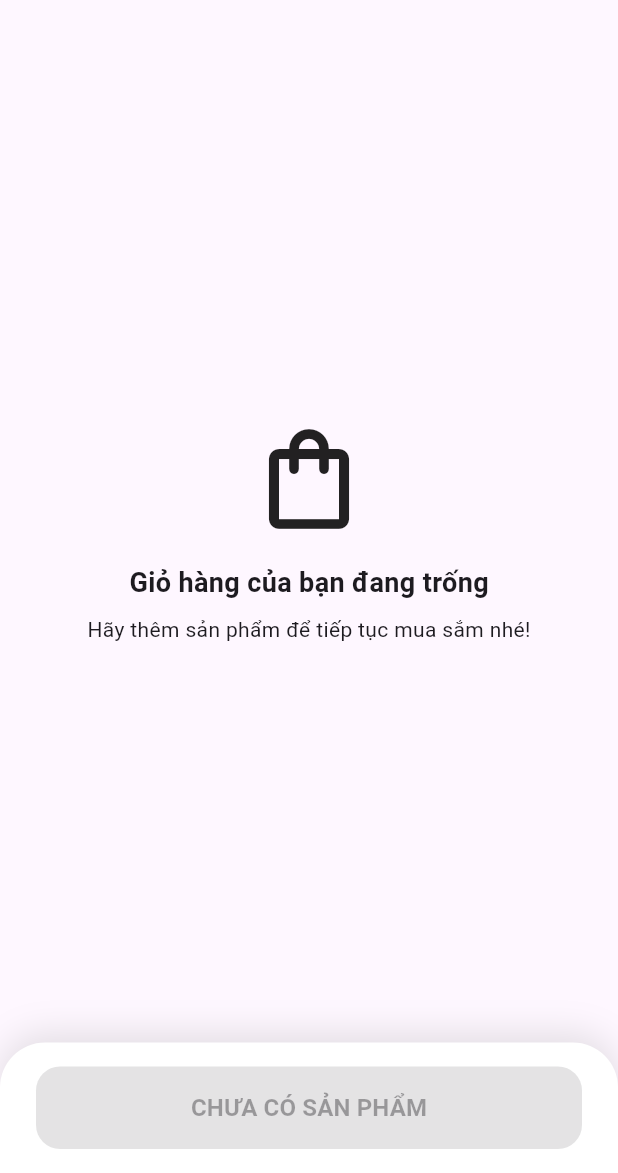
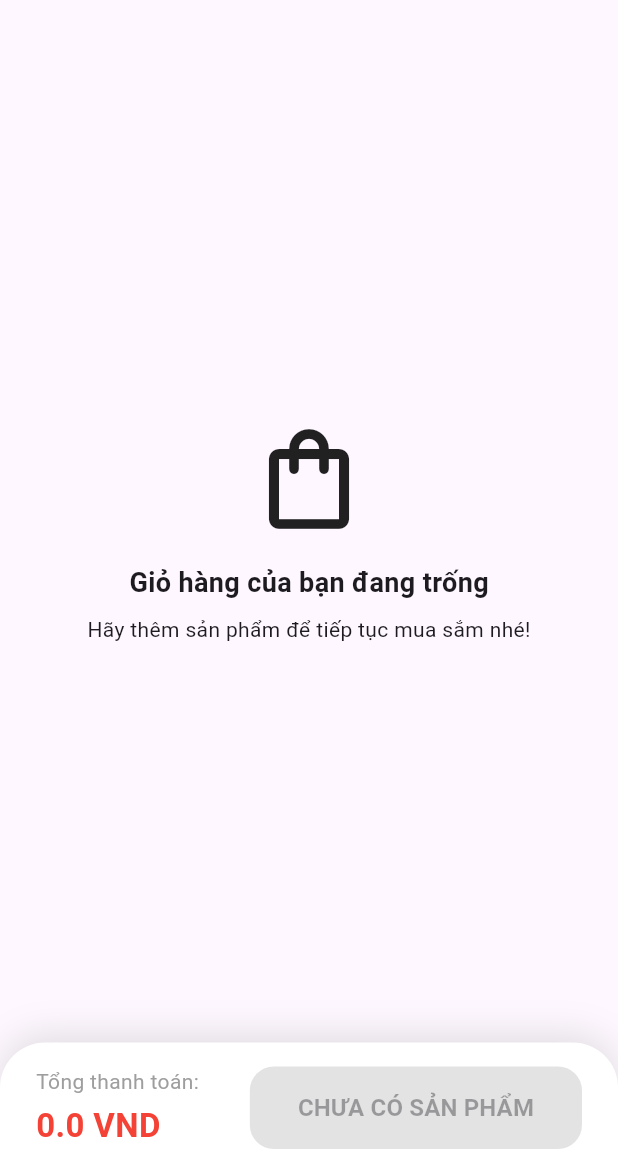
Before and after one commit to Chinhchinhs/local_mart_group3, a Flutter app: the CartScreen screen opened directly, on a phone screen of 412 x 824 dp, the part 63-1236 px from its top. Run offline on Flutter 3.47's test engine with Material 3 defaults, Android fonts, the phone set to English and light mode, and no system bars; our stand-ins replace equatable, flutter_bloc; network calls fail.

Commit message:
xu ly hien thi và nut xoa

```diff
--- a/lib/features/cart/presentation/cart_screen.dart
+++ b/lib/features/cart/presentation/cart_screen.dart
@@ -47,15 +47,15 @@ class CartScreen extends StatelessWidget {
           }
 
           return ListView.builder(
-            padding: const EdgeInsets.all(16), // Thêm khoảng cách hai bên cho thoáng
+            padding: const EdgeInsets.all(16),
             itemCount: state.items.length,
             itemBuilder: (context, index) {
               final item = state.items[index];
               return Card(
                 margin: const EdgeInsets.only(bottom: 16),
-                elevation: 4, // Đổ bóng nhẹ cho Card nổi lên
+                elevation: 4,
                 shape: RoundedRectangleBorder(
-                  borderRadius: BorderRadius.circular(20), // Bo góc tròn hiện đại
+                  borderRadius: BorderRadius.circular(20),
                 ),
                 child: Padding(
                   padding: const EdgeInsets.symmetric(vertical: 8),
@@ -104,6 +104,7 @@ class CartScreen extends StatelessWidget {
       ),
       bottomNavigationBar: BlocBuilder<CartBloc, CartState>(
         builder: (context, state) {
+          // Nếu giỏ hàng trống, ta có thể ẩn hẳn thanh BottomBar hoặc giữ lại ,
           return Container(
             decoration: BoxDecoration(
               color: Colors.white,
@@ -119,14 +120,50 @@ class CartScreen extends StatelessWidget {
             child: SafeArea(
               child: Padding(
                 padding: const EdgeInsets.symmetric(horizontal: 24, vertical: 16),
-                child: ElevatedButton(
+
+                child: state.isSelectionMode
+                // trạng thái đang chọn để xóa
+                    ? SizedBox(
+                  width: double.infinity,
+                  child: ElevatedButton.icon(
+                    style: ElevatedButton.styleFrom(
+                      backgroundColor: state.selectedItemIds.isEmpty ? Colors.grey.shade400 : Colors.red,
+                      foregroundColor: Colors.white,
+                      padding: const EdgeInsets.symmetric(vertical: 16),
+                      shape: RoundedRectangleBorder(borderRadius: BorderRadius.circular(16)),
+                    ),
+                    icon: const Icon(Icons.delete_forever, size: 24),
+                    label: Text('XÓA ${state.selectedItemIds.length} MÓN ĐÃ CHỌN', style: const TextStyle(fontSize: 16, fontWeight: FontWeight.bold)),
+                    onPressed: state.selectedItemIds.isEmpty
+                        ? null
+                        : () => context.read<CartBloc>().add(DeleteSelectedItemsEvent()),
+                  ),
+                )
+                    : Row(
+                  mainAxisAlignment: MainAxisAlignment.spaceBetween,
+                  crossAxisAlignment: CrossAxisAlignment.center,
+                  children: [
+                    Column(
+                      mainAxisSize: MainAxisSize.min,
+                      crossAxisAlignment: CrossAxisAlignment.start,
+                      children: [
+                        const Text('Tổng thanh toán:', style: TextStyle(fontSize: 14, color: Colors.grey)),
+                        const SizedBox(height: 4),
+                        Text(
+                          '${state.totalPrice} VND',
+                          style: const TextStyle(fontSize: 22, fontWeight: FontWeight.bold, color: Colors.red),
+                        ),
+                      ],
+                    ),
+                    ElevatedButton(
                       style: ElevatedButton.styleFrom(
                         backgroundColor: Colors.blueAccent,
                         foregroundColor: Colors.white,
-                    padding: const EdgeInsets.symmetric(vertical: 16),
+                        padding: const EdgeInsets.symmetric(horizontal: 32, vertical: 16),
                         shape: RoundedRectangleBorder(
                           borderRadius: BorderRadius.circular(16),
                         ),
+                        elevation: 3,
                       ),
                       onPressed: state.items.isEmpty
                           ? null
@@ -145,9 +182,10 @@ class CartScreen extends StatelessWidget {
                         state.items.isEmpty
                             ? "CHƯA CÓ SẢN PHẨM"
                             : "MUA HÀNG",
-                    style: const TextStyle(
-                        fontSize: 16, fontWeight: FontWeight.bold),
+                        style: const TextStyle(fontSize: 16, fontWeight: FontWeight.bold),
                       ),
+                    )
+                  ],
                 ),
               ),
             ),
```
Lines whose indentation alone changed are shown as unchanged.
